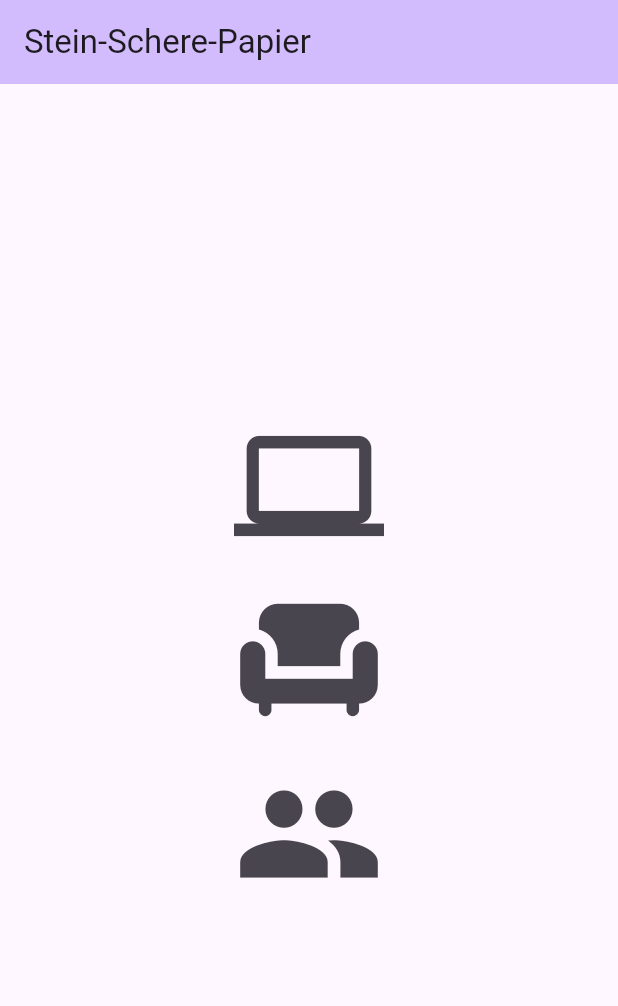
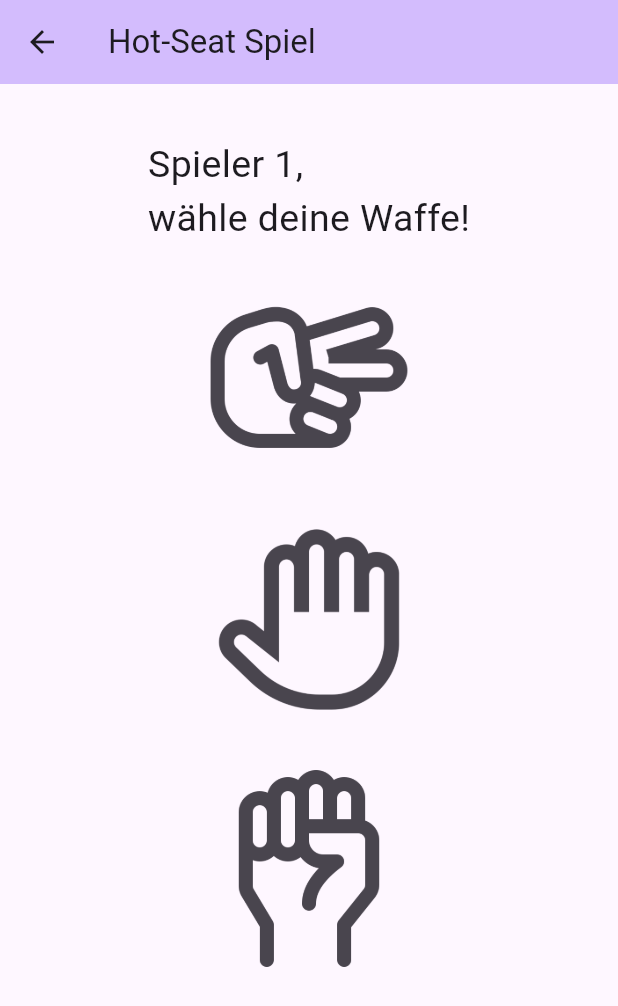
Before and after one commit to Fix-it-Philipp/stonepaperscissor, a Flutter app: the screen it shows after launch, after a tap on the "chair" icon, on a phone screen of 412 x 824 dp. Shown: the top 1006 px of the screen. Run offline on Flutter 3.47's test engine with Material 3 defaults, Android fonts, the light colour scheme and no system bars.

Commit message:
Spiel gegen den Computer und Hot-Seat-Spiel

```diff
--- a/lib/main.dart
+++ b/lib/main.dart
@@ -40,10 +40,7 @@
   Widget build(BuildContext context) {
     return Scaffold(
       appBar: AppBar(
-        backgroundColor: Theme
-            .of(context)
-            .colorScheme
-            .inversePrimary,
+        backgroundColor: Theme.of(context).colorScheme.inversePrimary,
         title: Text(widget.title),
       ),
       body: Center(
@@ -54,19 +51,38 @@
               onPressed: () {
                 Navigator.push(
                     context,
-                  MaterialPageRoute(builder: (context) => const ComputerGame(title: 'Spiel gegen den Computer',)));
+                    MaterialPageRoute(
+                        builder: (context) => const ComputerGame(
+                              title: 'Spiel gegen den Computer',
+                            )));
               },
-              icon: Icon(Icons.computer, size: 100,),
+              icon: const Icon(
+                Icons.computer,
+                size: 150,
+              ),
               tooltip: 'Spiel gegen den Computer',
             ),
             IconButton(
-              onPressed: _nothing,
-              icon: Icon(Icons.chair, size: 100,),
+              onPressed: () {
+                Navigator.push(
+                    context,
+                    MaterialPageRoute(
+                        builder: (context) => const HotSeatGame(
+                          title: 'Hot-Seat Spiel',
+                        )));
+              },
+              icon: const Icon(
+                Icons.chair,
+                size: 150,
+              ),
               tooltip: 'Hot-Seat Spiel gegen anderen Spieler',
             ),
             IconButton(
               onPressed: _nothing,
-              icon: Icon(Icons.people, size: 100,),
+              icon: const Icon(
+                Icons.people,
+                size: 150,
+              ),
               tooltip: 'Onlinespiel gegen andere Spieler',
             ),
           ],
@@ -76,6 +92,137 @@
   }
 }
 
+class HotSeatGame extends StatefulWidget {
+  const HotSeatGame({super.key, required this.title});
+
+  final String title;
+
+  @override
+  State<HotSeatGame> createState() => _HotSeatGameState();
+}
+
+class _HotSeatGameState extends State<HotSeatGame> {
+  String userinput = "";
+  String user2input = "";
+  final List<String> _input = ["scissor", "stone", "paper"];
+  var rng = Random();
+
+  @override
+  Widget build(BuildContext context) {
+    return Scaffold(
+      appBar: AppBar(
+        backgroundColor: Theme.of(context).colorScheme.inversePrimary,
+        title: Text(widget.title),
+      ),
+      body: Center(
+        child: Column(
+          // mainAxisAlignment: MainAxisAlignment.center,
+          children: <Widget>[
+            Text("\nSpieler ${userinput.isEmpty ? "1" : (user2input.isEmpty? "2" : "1")},\nwähle deine Waffe!", style: TextStyle(fontSize: 25.0)),
+            IconButton(
+              onPressed: () {
+                setState(() {
+                  if (userinput.isEmpty) userinput = 'scissor';
+                  else user2input = 'scissor';
+                });
+              },
+              icon: const ImageIcon(AssetImage("assets/images/scissors.png"),
+                  size: 150),
+              tooltip: "Schere",
+            ),
+            IconButton(
+              onPressed: () {
+                setState(() {
+                  if (userinput.isEmpty) userinput = 'paper';
+                  else user2input = 'paper';
+                });
+              },
+              icon: const ImageIcon(AssetImage("assets/images/hand-paper.png"),
+                  size: 150),
+              tooltip: "Papier",
+            ),
+            IconButton(
+              onPressed: () {
+                setState(() {
+                  if (userinput.isEmpty) userinput = 'stone';
+                  else user2input = 'stone';
+                });
+              },
+              icon: const ImageIcon(AssetImage("assets/images/raise-hand.png"),
+                  size: 150),
+              tooltip: "Stein",
+            ),
+            Text(_returnFight(), style: const TextStyle(fontSize: 20.0)),
+          ],
+        ),
+      ),
+    );
+  }
+
+  String _returnFight() {
+    String result = user2input.isEmpty ? "" : "Spieler 1 hat ";
+
+    if (user2input.isNotEmpty)
+    switch (userinput) {
+      case "scissor":
+        result += "Schere";
+        break;
+      case "stone":
+        result += "Stein";
+        break;
+      case "paper":
+        result += "Papier";
+        break;
+      default:
+        result += "";
+    }
+
+    result += user2input.isEmpty ? "" : " gewählt!\n";
+    result += user2input.isEmpty ? "" : "Spieler 2 hat ";
+
+    switch (user2input) {
+      case "scissor":
+        result += "Schere";
+        break;
+      case "stone":
+        result += "Stein";
+        break;
+      case "paper":
+        result += "Papier";
+        break;
+      default:
+        result += "";
+    }
+
+    result += user2input.isEmpty ? "" : " gewählt!\n";
+
+    if (user2input.isNotEmpty){
+      if (userinput == 'scissor') {
+        if (user2input == "stone") result += "Spieler 2 hat gewonnen!";
+        else if (user2input == "paper") result += "Spieler 1 hat gewonnen!";
+        else result += "Unentschieden!";
+      }
+
+      if (userinput == 'paper') {
+        if (user2input == "stone") result += "Spieler 1 hat gewonnen!";
+        else if (user2input == "paper") result += "Unentschieden!";
+        else result += "Spieler 2 hat gewonnen!";
+      }
+
+      if (userinput == 'stone') {
+        if (user2input == "stone") result += "Unentschieden!";
+        else if (user2input == "paper") result += "Spieler 2 hat gewonnen!";
+        else result += "Spieler 1 hat gewonnen!";
+      }
+    }
+
+    if (userinput.isNotEmpty && user2input.isNotEmpty) {
+      userinput = "";
+      user2input = "";
+    }
+    return result;
+  }
+}
 
 class ComputerGame extends StatefulWidget {
   const ComputerGame({super.key, required this.title});
@@ -86,7 +233,7 @@
   State<ComputerGame> createState() => _ComputerGameState();
 }
 
-class _ComputerGameState extends State<ComputerGame>{
+class _ComputerGameState extends State<ComputerGame> {
   String userinput = "";
   String cpuinput = "";
   final List<String> _input = ["scissor", "stone", "paper"];
@@ -100,34 +247,57 @@
   }
 
   String _returnFight() {
-    String result = "";
+    String result = userinput.isEmpty ? "" : "Du hast ";
+
+    switch (userinput) {
+      case "scissor":
+        result += "Schere";
+        break;
+      case "stone":
+        result += "Stein";
+        break;
+      case "paper":
+        result += "Papier";
+        break;
+      default:
+        result += "";
+    }
+
+    result += userinput.isEmpty ? "" : " gewählt!\nDein Kontrahent hat ";
+
+    switch (cpuinput) {
+      case "scissor":
+        result += "Schere";
+        break;
+      case "stone":
+        result += "Stein";
+        break;
+      case "paper":
+        result += "Papier";
+        break;
+      default:
+        result += "";
+    }
+
+    result += userinput.isEmpty ? "" : " gewählt!\n";
 
     if (userinput == 'scissor') {
-      if (cpuinput == "stone")
-        result = "Dein Kontrahent hat Stein gewählt!\nDu hast verloren!";
-      else if (cpuinput == "paper")
-        result = "Dein Kontrahent hat Papier gewählt!\nDu hast gewonnen!";
-      else
-        result = "Dein Kontrahent hat Schere gewählt!\nEs ist unentschieden!";
-    };
+      if (cpuinput == "stone") result += "Du hast verloren!";
+      else if (cpuinput == "paper") result += "Du hast gewonnen!";
+      else result += "Unentschieden!";
+    }
 
     if (userinput == 'paper') {
-      if (cpuinput == "stone")
-        result = "Dein Kontrahent hat Stein gewählt!\nDu hast gewonnen!";
-      else if (cpuinput == "paper")
-        result = "Dein Kontrahent hat Papier gewählt!\nEs ist unentschieden!";
-      else
-        result = "Dein Kontrahent hat Schere gewählt!\nDu hast verloren!";
-    };
+      if (cpuinput == "stone") result += "Du hast gewonnen!";
+      else if (cpuinput == "paper") result += "Unentschieden!";
+      else result += "Du hast verloren!";
+    }
 
     if (userinput == 'stone') {
-      if (cpuinput == "stone")
-        result = "Dein Kontrahent hat Stein gewählt!\nEs ist unentschieden!";
-      else if (cpuinput == "paper")
-        result = "Dein Kontrahent hat Papier gewählt!\nDu hast verloren!";
-      else
-        result = "Dein Kontrahent hat Schere gewählt!\nDu hast gewonnen!";
-    };
+      if (cpuinput == "stone") result += "Unentschieden!";
+      else if (cpuinput == "paper") result += "Du hast verloren!";
+      else result += "Du hast gewonnen!";
+    }
 
     return result;
   }
@@ -136,37 +306,48 @@
   Widget build(BuildContext context) {
     return Scaffold(
       appBar: AppBar(
-        backgroundColor: Theme
-            .of(context)
-            .colorScheme
-            .inversePrimary,
+        backgroundColor: Theme.of(context).colorScheme.inversePrimary,
         title: Text(widget.title),
       ),
       body: Center(
         child: Column(
-          mainAxisAlignment: MainAxisAlignment.center,
+          //mainAxisAlignment: MainAxisAlignment.center,
           children: <Widget>[
-              Text("Wähle deine Waffe!"),
+            const Text("\nWähle deine Waffe!", style: TextStyle(fontSize: 25.0)),
             IconButton(
-                icon: const Icon(Icons.content_cut, size: 100),
+              onPressed: () {
+                setState(() {
+                  _fight(userinput: 'scissor');
+                });
+              },
+              icon: const ImageIcon(AssetImage("assets/images/scissors.png"),
+                  size: 150),
               tooltip: "Schere",
-                onPressed: () { setState(() {_fight(userinput: 'scissor');});},
             ),
             IconButton(
-                onPressed: () { setState(() {_fight(userinput: 'paper');});},
-                icon: const Icon(Icons.newspaper, size: 100),
+              onPressed: () {
+                setState(() {
+                  _fight(userinput: 'paper');
+                });
+              },
+              icon: const ImageIcon(AssetImage("assets/images/hand-paper.png"),
+                  size: 150),
               tooltip: "Papier",
             ),
             IconButton(
-                onPressed: () { setState(() {_fight(userinput: 'stone');});},
-                icon: const Icon(Icons.monitor_weight, size: 100),
+              onPressed: () {
+                setState(() {
+                  _fight(userinput: 'stone');
+                });
+              },
+              icon: const ImageIcon(AssetImage("assets/images/raise-hand.png"),
+                  size: 150),
               tooltip: "Stein",
             ),
-              Text(_returnFight()),
+            Text(_returnFight(), style: const TextStyle(fontSize: 20.0)),
           ],
         ),
       ),
     );
   }
-
 }
```
Also changed, not shown: google-services.json (added, +29 -0 lines), pubspec.yaml (+8 -4 lines), assets/hand-paper.png (deleted), assets/images/hand-paper.png (added), assets/images/hand-paper.svg (renamed from assets/hand-paper.svg), assets/images/raise-hand.png (renamed from assets/raise-hand.png), assets/images/raise-hand.svg (renamed from assets/raise-hand.svg), assets/images/rock-paper-scissors.png (added), assets/images/rock-paper-scissors.svg (renamed from assets/rock-paper-scissors.svg), assets/images/scissors.png (renamed from assets/scissors.png), assets/images/scissors.svg (renamed from assets/scissors.svg), assets/rock-paper-scissors.png (deleted), pubspec.lock, 3 other files. Lines whose indentation alone changed are shown as unchanged.
